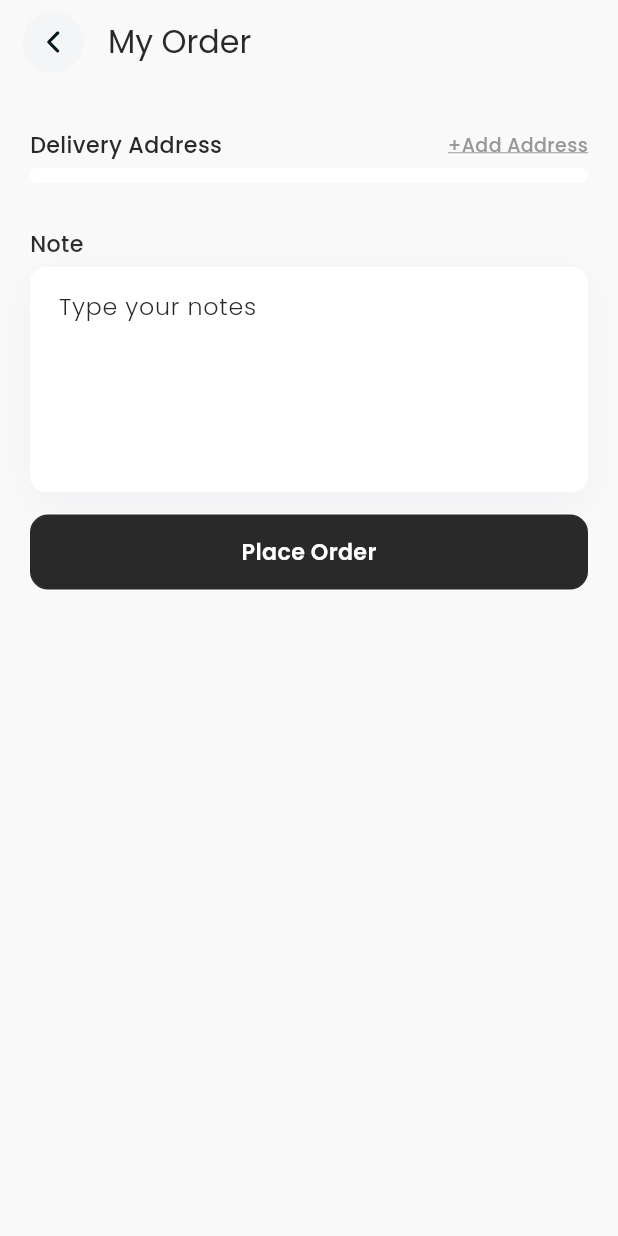
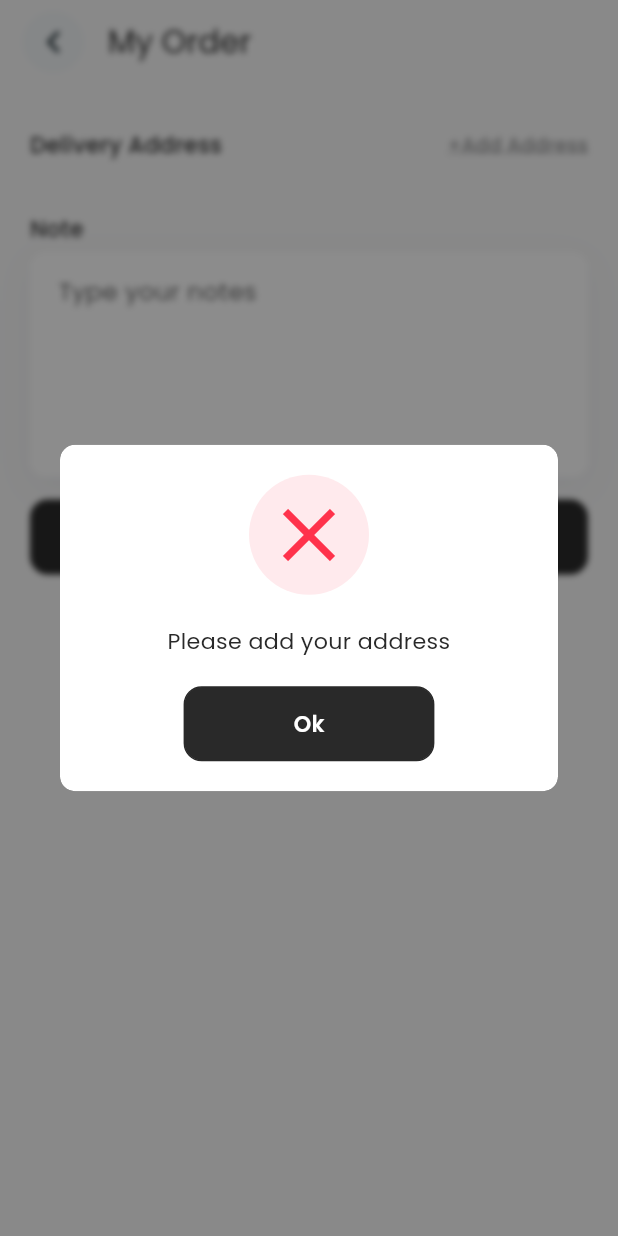
Before and after one commit to sahilcoder07sj/xpert_supply, a Flutter app: the MyOrderView screen opened by its route, after a tap on "Place Order", on a phone screen of 412 x 824 dp. Run offline on Flutter 3.47's test engine with Material 3 defaults, Android fonts, the light colour scheme and no system bars; our stand-ins replace cached_network_image, cookie_jar, dio, dio_cookie_manager, dotted_border, file_picker and 8 more; accounts and stored records are empty.

Commit message:
login sign up solved quote history changes done

```diff
--- a/lib/app/modules/myOrder/controllers/my_order_controller.dart
+++ b/lib/app/modules/myOrder/controllers/my_order_controller.dart
@@ -44,6 +44,7 @@ class MyOrderController extends GetxController {
       addressList = addressModel.data ?? [];
       if (addressList.isNotEmpty) {
         addressId = addressList.first.id;
+
       }
       update();
     } else {
@@ -165,6 +166,7 @@ class MyOrderController extends GetxController {
   quoteOrder() async {
     FormData formData = FormData.fromMap({
       "cart_id": cartId,
+      "delivery_address_id": addressId,
     });
     final data = await APIFunction().apiCall(
       apiName: Constants().quoteOrder,
--- a/lib/app/modules/myOrder/views/my_order_view.dart
+++ b/lib/app/modules/myOrder/views/my_order_view.dart
@@ -181,9 +181,10 @@ class MyOrderView extends GetView<MyOrderController> {
                     ],
                   ),
                   5.verticalSpace,
-                  Container(
-                    padding:
-                        EdgeInsets.symmetric(horizontal: 12.0, vertical: 5.0),
+                  controller.addressList.isNotEmpty
+                      ? Container(
+                          padding: EdgeInsets.symmetric(
+                              horizontal: 12.0, vertical: 5.0),
                           decoration: BoxDecoration(
                             borderRadius: BorderRadius.circular(12.0),
                             color: AppColors.white,
@@ -193,14 +194,16 @@ class MyOrderView extends GetView<MyOrderController> {
                             itemCount: controller.addressList.length,
                             physics: NeverScrollableScrollPhysics(),
                             itemBuilder: (context, index) {
-                        AddEditAddressData data = controller.addressList[index];
+                              AddEditAddressData data =
+                                  controller.addressList[index];
                               return Column(
                                 children: [
                                   Padding(
-                              padding:
-                                  const EdgeInsets.symmetric(vertical: 10.0),
+                                    padding: const EdgeInsets.symmetric(
+                                        vertical: 10.0),
                                     child: Row(
-                                crossAxisAlignment: CrossAxisAlignment.end,
+                                      crossAxisAlignment:
+                                          CrossAxisAlignment.end,
                                       children: [
                                         GestureDetector(
                                           onTap: () {
@@ -218,13 +221,15 @@ class MyOrderView extends GetView<MyOrderController> {
                                                 color: AppColors.primary,
                                               ),
                                             ),
-                                      child: controller.addressId == data.id
+                                            child: controller.addressId ==
+                                                    data.id
                                                 ? Container(
                                                     decoration: BoxDecoration(
                                                       shape: BoxShape.circle,
                                                       color: AppColors.primary,
                                                       border: Border.all(
-                                                  color: AppColors.primary,
+                                                        color:
+                                                            AppColors.primary,
                                                       ),
                                                     ),
                                                   )
@@ -243,7 +248,8 @@ class MyOrderView extends GetView<MyOrderController> {
                                           children: [
                                             GestureDetector(
                                               onTap: () {
-                                          Get.toNamed(Routes.ADD_EDIT_ADDRESS,
+                                                Get.toNamed(
+                                                        Routes.ADD_EDIT_ADDRESS,
                                                         arguments: {
                                                       "is_edit": true,
                                                       "address_data": data,
@@ -256,7 +262,8 @@ class MyOrderView extends GetView<MyOrderController> {
                                                 });
                                               },
                                               child: SvgPicture.asset(
-                                          AppIcons.iconsEditDeliveryAddress,
+                                                AppIcons
+                                                    .iconsEditDeliveryAddress,
                                               ),
                                             ),
                                             5.horizontalSpace,
@@ -264,10 +271,12 @@ class MyOrderView extends GetView<MyOrderController> {
                                               onTap: () {
                                                 Get.bottomSheet(
                                                   CommonBottomSheet(
-                                              title: AppStrings.deleteMyAccount,
+                                                    title: AppStrings
+                                                        .deleteMyAccount,
                                                     subTitle: AppStrings
                                                         .areYouSureYouWantToDeleteAddress,
-                                              image: AppIcons.iconsDeleteBig,
+                                                    image:
+                                                        AppIcons.iconsDeleteBig,
                                                     iconBgColor: AppColors.red
                                                         .withOpacity(0.1),
                                                     firstOnTap: () {
@@ -299,7 +308,8 @@ class MyOrderView extends GetView<MyOrderController> {
                               );
                             },
                           ),
-                  ),
+                        )
+                      : SizedBox(),
                   20.verticalSpace,
                   controller.deliveryData != null
                       ? Container(
@@ -488,7 +498,12 @@ class MyOrderView extends GetView<MyOrderController> {
                           borderColor: AppColors.primary,
                           bgColor: AppColors.white,
                           onTap: () {
+                            if (controller.addressId != null) {
                               controller.quoteOrder();
+                            } else {
+                              CommonDialogue.alertActionDialogApp(
+                                  message: "Please add your address");
+                            }
                           },
                           fontColor: AppColors.primary,
                         )
@@ -497,7 +512,12 @@ class MyOrderView extends GetView<MyOrderController> {
                   CommonButton(
                     text: AppStrings.placeOrder,
                     onTap: () {
+                      if (controller.addressId != null) {
                         controller.placeOrder();
+                      } else {
+                        CommonDialogue.alertActionDialogApp(
+                            message: "Please add your address");
+                      }
                     },
                   ),
                   SizedBox(
--- a/lib/app/modules/product/views/product_view.dart
+++ b/lib/app/modules/product/views/product_view.dart
@@ -69,8 +69,8 @@ class ProductView extends GetView<ProductController> {
                               children: [
                                 Align(
                                   alignment: Alignment.center,
-                                  child: CommonNetworkImage(
-                                    imageUrl: data.imageUrl ?? "",
+                                  child: CustomImageView(
+                                    imagePath: data.imageUrl ?? "",
                                     height: 140.0,
                                     width: 120.0,
                                   ),
--- a/lib/app/modules/productDetail/views/product_detail_view.dart
+++ b/lib/app/modules/productDetail/views/product_detail_view.dart
@@ -182,7 +182,9 @@ class ProductDetailView extends GetView<ProductDetailController> {
                       Expanded(
                         child: CommonButton(
                           text: AppStrings.orderNow,
-                          onTap: () => Get.toNamed(Routes.MY_ORDER),
+                          onTap: (){
+                            controller.addToCartApi(isOrderNow: true);
+                          },
                         ),
                       ),
                     ],
--- a/lib/app/modules/quate/model/quote_list_model.dart
+++ b/lib/app/modules/quate/model/quote_list_model.dart
@@ -1,4 +1,5 @@
 import 'package:get/get.dart';
+import 'package:tbd_flutter/app/modules/addEditAddress/model/add_edit_address_model.dart';
 import 'package:tbd_flutter/app/modules/orderHistory/model/order_history_model.dart';
 
 class QuoteHistoryModel {
@@ -40,6 +41,7 @@ class QuoteHistoryData {
   final String? totalPrice;
   final String? offerPrice;
   final Vendor? vendor;
+  final AddEditAddressData? address;
   RxBool? isCheck = false.obs;
   final List<OrderProductsData>? products;
 
@@ -51,6 +53,7 @@ class QuoteHistoryData {
     this.offerPrice,
     this.isCheck,
     this.vendor,
+    this.address,
     this.products,
   });
 
@@ -63,6 +66,7 @@ class QuoteHistoryData {
         vendor = (json['vendor'] as Map<String, dynamic>?) != null
             ? Vendor.fromJson(json['vendor'] as Map<String, dynamic>)
             : null,
+  address =  (json['data'] as Map<String,dynamic>?) != null ? AddEditAddressData.fromJson(json['data'] as Map<String,dynamic>) : null,
         products = (json['products'] as List?)
             ?.map((dynamic e) =>
                 OrderProductsData.fromJson(e as Map<String, dynamic>))
@@ -75,6 +79,7 @@ class QuoteHistoryData {
         'total_price': totalPrice,
         'offer_price': offerPrice,
         'vendor': vendor?.toJson(),
+        'address': address?.toJson(),
         'products': products?.map((e) => e.toJson()).toList()
       };
 }
--- a/lib/app/modules/splash/controllers/splash_controller.dart
+++ b/lib/app/modules/splash/controllers/splash_controller.dart
@@ -13,7 +13,7 @@ class SplashController extends GetxController {
 
   next() {
     Future.delayed(Duration(seconds: kDebugMode ? 1 : 3)).then((value) {
-      if (GetStorageData().containKey(GetStorageData().userData)) {
+      if (GetStorageData().readObject(GetStorageData().userData) != null) {
         if (GetStorageData().readObject(GetStorageData().userData)["vendor_no"] != null) {
           Constants.selectUser = Constants.vendor;
           if(GetStorageData().readObject(GetStorageData().userData)["normal_delivery_days"] == null){
```
Also changed, not shown: lib/app/modules/login/controllers/login_controller.dart (+12 -12 lines), lib/app/modules/productDetail/controllers/product_detail_controller.dart (+7 -2 lines), lib/app/modules/quate/views/quate_view.dart (+5 -28 lines). Lines whose indentation alone changed are shown as unchanged.
